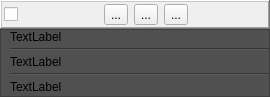
Above: ui/item.ui from iceanimations/shot_subm_use_multishot before the change. Below: the same form after it.
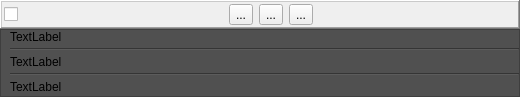
That is the form after the change.

Patch:
```diff
--- a/ui/item.ui
+++ b/ui/item.ui
@@ -6,7 +6,7 @@
    <rect>
     <x>0</x>
     <y>0</y>
-    <width>270</width>
+    <width>520</width>
     <height>95</height>
    </rect>
   </property>
```
